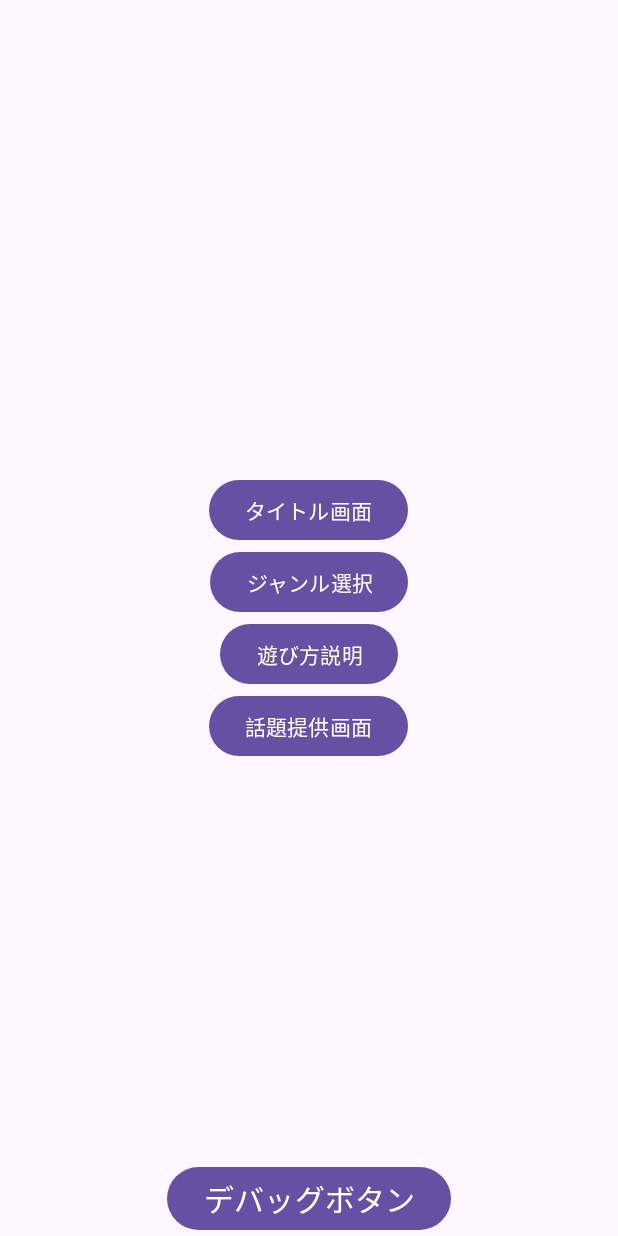
After one commit to Trident-Shakers/FullCommunication, an Android app: the fragment DebugFragment placed in its activity, on a phone screen of 412 x 824 dp. The commit adds this screen. Run offline under Robolectric (Android 15) with nearby library versions, the phone set to English and light mode, and no system bars.

Commit message:
feature:デバッグ画面を作成(各画面に遷移できる)

```diff
--- /dev/null
+++ b/app/src/main/java/org/shakers/fullcomunication/ui/DebugFragment.java
@@ -0,0 +1,43 @@
+package org.shakers.fullcomunication.ui;
+
+import android.os.Bundle;
+import android.view.LayoutInflater;
+import android.view.View;
+import android.view.ViewGroup;
+import android.widget.Button;
+
+import androidx.fragment.app.Fragment;
+
+import org.shakers.fullcomunication.R;
+
+/**
+ * 各画面への遷移を確認するためのデバッグ用Fragment
+ * MainActivityから遷移するためのボタンを配置しています。
+ * このFragmentはデバッグ用途でのみ使用してください。
+ */
+public class DebugFragment extends Fragment {
+
+    public DebugFragment() {
+        // Required empty public constructor
+    }
+
+    @Override
+    public View onCreateView(LayoutInflater inflater, ViewGroup container,
+                             Bundle savedInstanceState) {
+        View view = inflater.inflate(R.layout.fragment_debug, container, false);
+
+        Button titleButton = view.findViewById(R.id.button_title);
+        Button genreChoiceButton = view.findViewById(R.id.button_genre_choice);
+        Button howToPlayButton = view.findViewById(R.id.button_how_to_play);
+        Button topicOfferingButton = view.findViewById(R.id.button_topic_offering);
+//        Button resultButton = view.findViewById(R.id.button_result);
+
+        titleButton.setOnClickListener(v -> ((MainActivity) getActivity()).loadFragment(new TitleFragment()));
+        genreChoiceButton.setOnClickListener(v -> ((MainActivity) getActivity()).loadFragment(new GenreChoiceFragment()));
+        howToPlayButton.setOnClickListener(v -> ((MainActivity) getActivity()).loadFragment(new HowToPlayFragment()));
+        topicOfferingButton.setOnClickListener(v -> ((MainActivity) getActivity()).loadFragment(new TopicFragment()));
+//        resultButton.setOnClickListener(v -> ((MainActivity) getActivity()).loadFragment(new ResultFragment()));
+
+        return view;
+    }
+}
--- a/app/src/main/java/org/shakers/fullcomunication/ui/MainActivity.java
+++ b/app/src/main/java/org/shakers/fullcomunication/ui/MainActivity.java
@@ -1,6 +1,7 @@
 package org.shakers.fullcomunication.ui;
 
 import android.os.Bundle;
+import android.widget.Button;
 
 import androidx.appcompat.app.AppCompatActivity;
 import androidx.fragment.app.Fragment;
@@ -19,6 +20,12 @@ public class MainActivity extends AppCompatActivity {
         getSupportFragmentManager().beginTransaction()
                 .replace(R.id.nav_host_fragment, new TitleFragment())
                 .commit();
+
+        Button debugButton = findViewById(R.id.debug_button);
+        debugButton.setOnClickListener(v -> {
+            // DebugFragmentを読み込むようにする
+            loadFragment(new DebugFragment());
+        });
     }
 
     /**
@@ -35,4 +42,6 @@ public class MainActivity extends AppCompatActivity {
         transaction.addToBackStack(null);
         transaction.commit();
     }
+
+
 }
--- a/app/src/main/res/layout/activity_main.xml
+++ b/app/src/main/res/layout/activity_main.xml
@@ -1,10 +1,23 @@
 <?xml version="1.0" encoding="utf-8"?>
 <androidx.constraintlayout.widget.ConstraintLayout xmlns:android="http://schemas.android.com/apk/res/android"
     xmlns:tools="http://schemas.android.com/tools"
+    xmlns:app="http://schemas.android.com/apk/res-auto"
     android:id="@+id/main"
     android:layout_width="match_parent"
     android:layout_height="match_parent"
     tools:context=".ui.MainActivity">
+
+
+    <Button
+        android:id="@+id/debug_button"
+        android:layout_width="wrap_content"
+        android:layout_height="wrap_content"
+        android:text="デバッグボタン"
+        android:textSize="20sp"
+
+        app:layout_constraintEnd_toEndOf="parent"
+        app:layout_constraintStart_toStartOf="parent"
+        app:layout_constraintBottom_toBottomOf="parent" />
 
     <androidx.fragment.app.FragmentContainerView
         android:layout_width="match_parent"
--- /dev/null
+++ b/app/src/main/res/layout/fragment_debug.xml
@@ -0,0 +1,38 @@
+<?xml version="1.0" encoding="utf-8"?>
+<LinearLayout xmlns:android="http://schemas.android.com/apk/res/android"
+    android:layout_width="match_parent"
+    android:layout_height="match_parent"
+    android:orientation="vertical"
+    android:gravity="center"
+    android:padding="16dp">
+
+    <Button
+        android:id="@+id/button_title"
+        android:layout_width="wrap_content"
+        android:layout_height="wrap_content"
+        android:text="タイトル画面" />
+
+    <Button
+        android:id="@+id/button_genre_choice"
+        android:layout_width="wrap_content"
+        android:layout_height="wrap_content"
+        android:text="ジャンル選択" />
+
+    <Button
+        android:id="@+id/button_how_to_play"
+        android:layout_width="wrap_content"
+        android:layout_height="wrap_content"
+        android:text="遊び方説明" />
+
+    <Button
+        android:id="@+id/button_topic_offering"
+        android:layout_width="wrap_content"
+        android:layout_height="wrap_content"
+        android:text="話題提供画面" />
+
+    <!--    <Button-->
+    <!--        android:id="@+id/button_result"-->
+    <!--        android:layout_width="wrap_content"-->
+    <!--        android:layout_height="wrap_content"-->
+    <!--        android:text="結果画面" />-->
+</LinearLayout>
```
